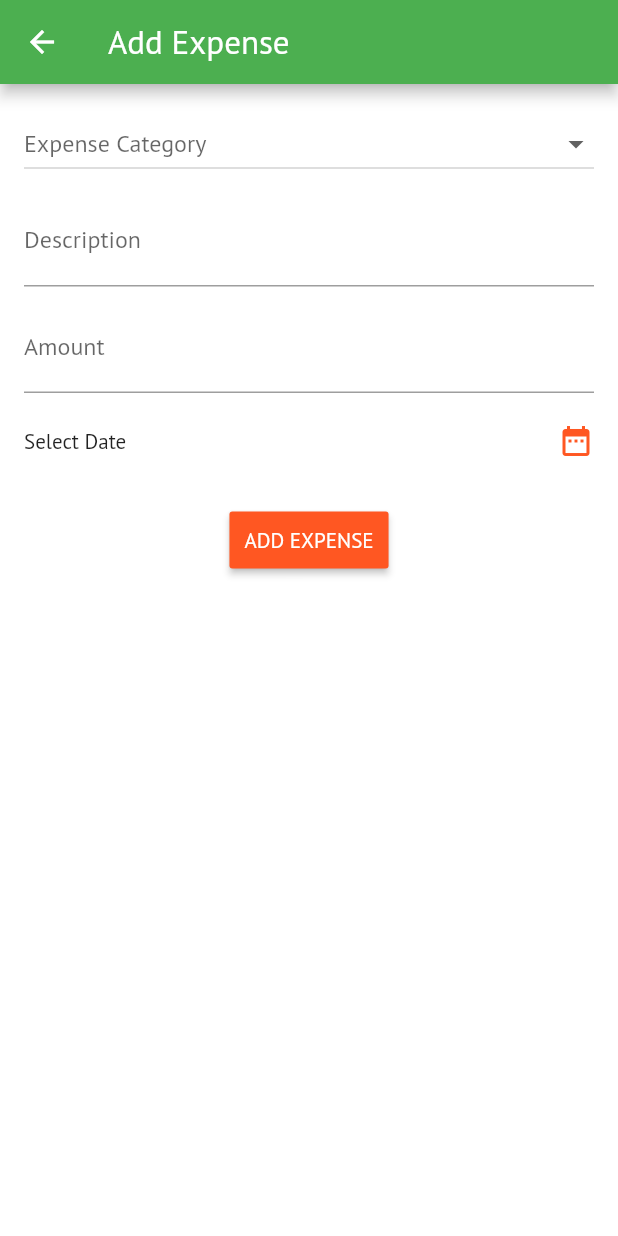
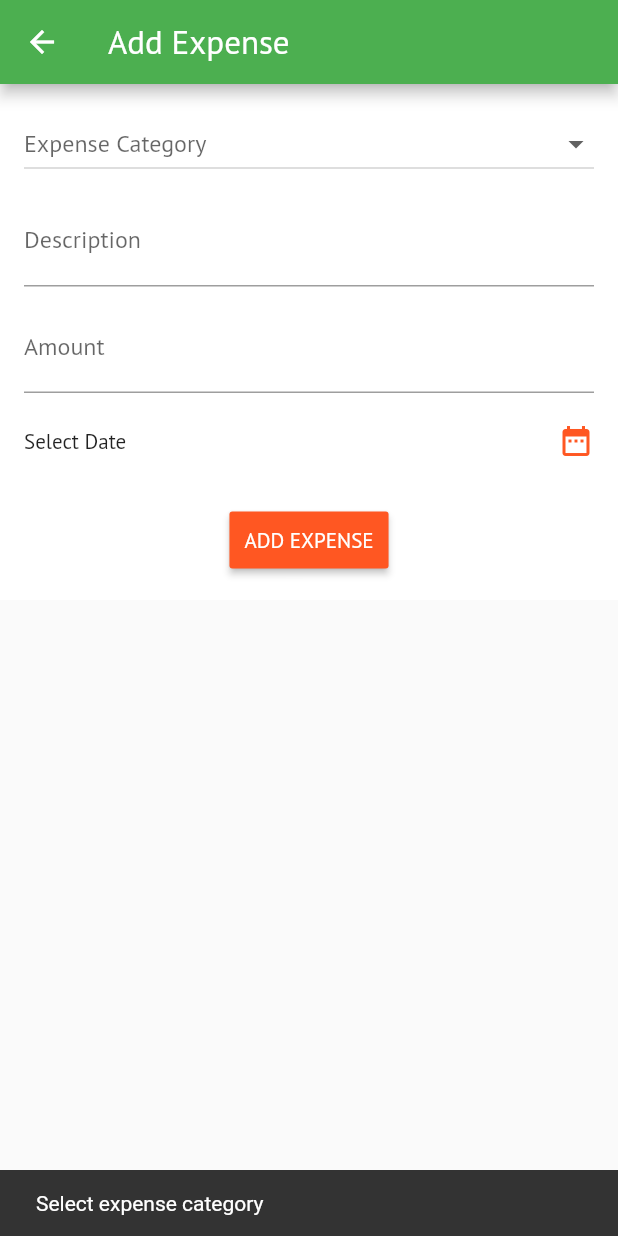
Before and after one commit to vengateshm/flutter_sqflite_sample, a Flutter app: the ExpenseAddScreen screen opened directly with empty values, after a tap on "ADD EXPENSE", on a phone screen of 412 x 824 dp. Run offline on Flutter 3.47's test engine with Material 2 defaults, Android fonts, the light colour scheme and no system bars; our stand-ins replace flutter_local_notifications, google_fonts, shared_preferences, sqflite; accounts and stored records are empty.

Commit message:
null handling, snackbar context issue fix

```diff
--- a/lib/screens/expense_add_screen.dart
+++ b/lib/screens/expense_add_screen.dart
@@ -3,6 +3,7 @@ import 'package:expense_controller/models/expense_category.dart';
 import 'package:expense_controller/repository/expense_repository.dart';
 import 'package:expense_controller/widgets/venm_app_bar.dart';
 import 'package:flutter/material.dart';
+import 'package:expense_controller/utils/utils.dart';
 
 class ExpenseAddScreen extends StatefulWidget {
   final ExpenseRepository repository;
@@ -48,18 +49,22 @@ class _ExpenseAddScreenState extends State<ExpenseAddScreen> {
 
   @override
   Widget build(BuildContext context) {
-    return SafeArea(
-        child: Scaffold(
+    return Scaffold(
         appBar: AppBar(
           title: appBarTitleWidget('Add Expense'),
         ),
-            body: expenseAddWidget()));
+        body: Builder(
+          builder: (scaffoldContext) {
+            return expenseAddWidget(scaffoldContext);
+          },
+        ));
   }
 
-  Widget expenseAddWidget() {
+  Widget expenseAddWidget(BuildContext context) {
     return Container(
       color: Colors.white,
       padding: EdgeInsets.all(16.0),
+      child: SingleChildScrollView(
         child: Column(
           children: [
             DropdownButton<ExpenseCategory>(
@@ -100,6 +105,7 @@ class _ExpenseAddScreenState extends State<ExpenseAddScreen> {
             ),
             GestureDetector(
               onTap: () => onDateSelectClicked(),
+              behavior: HitTestBehavior.translucent,
               child: Container(
                 padding: EdgeInsets.only(top: 10.0, bottom: 10.0),
                 child: Row(
@@ -118,7 +124,7 @@ class _ExpenseAddScreenState extends State<ExpenseAddScreen> {
               height: 20,
             ),
             RaisedButton(
-            onPressed: () => addExpense(),
+              onPressed: () => addExpense(context),
               color: Colors.deepOrange,
               textColor: Colors.white,
               padding: EdgeInsets.all(10.0),
@@ -129,22 +135,27 @@ class _ExpenseAddScreenState extends State<ExpenseAddScreen> {
             )
           ],
         ),
+      ),
     );
   }
 
-  addExpense() async {
+  addExpense(BuildContext context) async {
     String description = _descriptionController.text;
     String amount = _amountController.text;
     if (_selectedExpenseCategory == null) {
+      context.showSnackBar('Select expense category');
       return;
     }
     if (description.isEmpty) {
+      context.showSnackBar('Enter description');
       return;
     }
     if (amount.isEmpty) {
+      context.showSnackBar('Enter amount');
       return;
     }
     if (_selectedDateTime == null) {
+      context.showSnackBar('Select Date');
       return;
     }
     Navigator.pop(
--- a/lib/utils/utils.dart
+++ b/lib/utils/utils.dart
@@ -1,3 +1,4 @@
+import 'package:flutter/material.dart';
 import 'package:intl/intl.dart';
 import 'package:flutter_local_notifications/flutter_local_notifications.dart';
 
@@ -23,7 +24,7 @@ class Utils {
             importance: Importance.max,
             priority: Priority.high,
             showWhen: false,
-        styleInformation: BigTextStyleInformation(''));
+            styleInformation: BigTextStyleInformation(''));
     const NotificationDetails platformChannelSpecifics =
         NotificationDetails(android: androidPlatformChannelSpecifics);
     await flutterLocalNotificationsPlugin
@@ -36,3 +37,11 @@ extension DateConversion on String {
     return DateFormat("yyyy-MM-dd").parse(this).month;
   }
 }
+
+extension SnackBarExtension on BuildContext {
+  void showSnackBar(String message) {
+    Scaffold.of(this).showSnackBar(SnackBar(
+      content: Text(message),
+    ));
+  }
+}
--- a/lib/widgets/venm_settings_row_widget.dart
+++ b/lib/widgets/venm_settings_row_widget.dart
@@ -2,6 +2,7 @@ import 'package:flutter/material.dart';
 
 Widget settingsRowWidget(String title, String description, Function onTap) =>
     GestureDetector(
+      behavior: HitTestBehavior.translucent,
       onTap: () {
         onTap();
       },
@@ -25,7 +26,7 @@ Widget settingsRowWidget(String title, String description, Function onTap) =>
             )),
             Icon(
               Icons.arrow_forward_ios_rounded,
-              color: Colors.blueGrey,
+              color: Colors.green,
             )
           ],
         ),
```
Also changed, not shown: lib/screens/expense_list_screen.dart (+3 -4 lines). Lines whose indentation alone changed are shown as unchanged.
